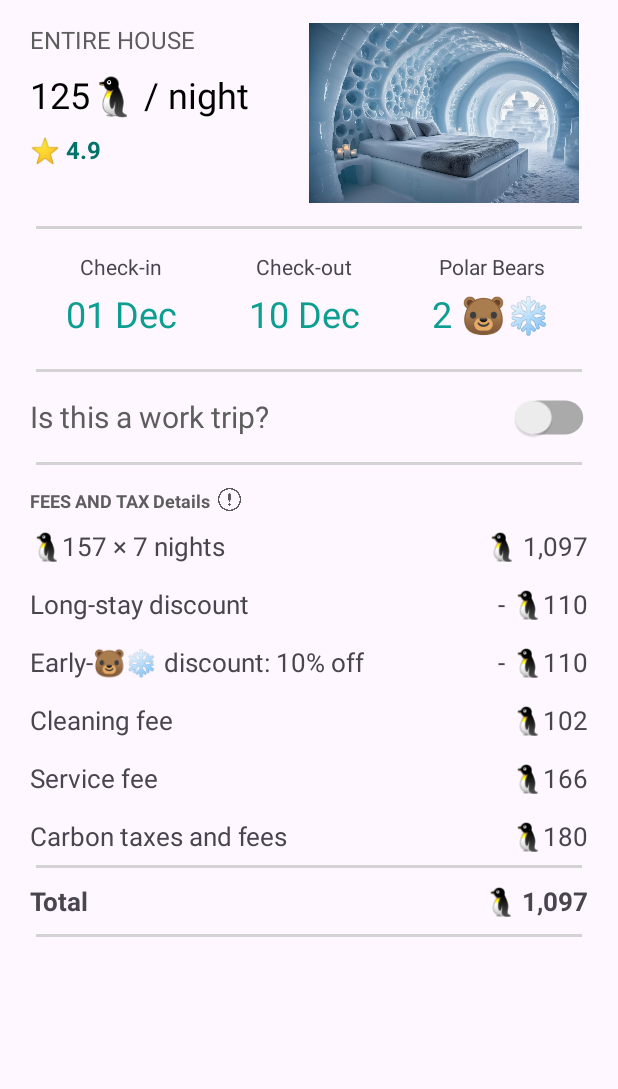
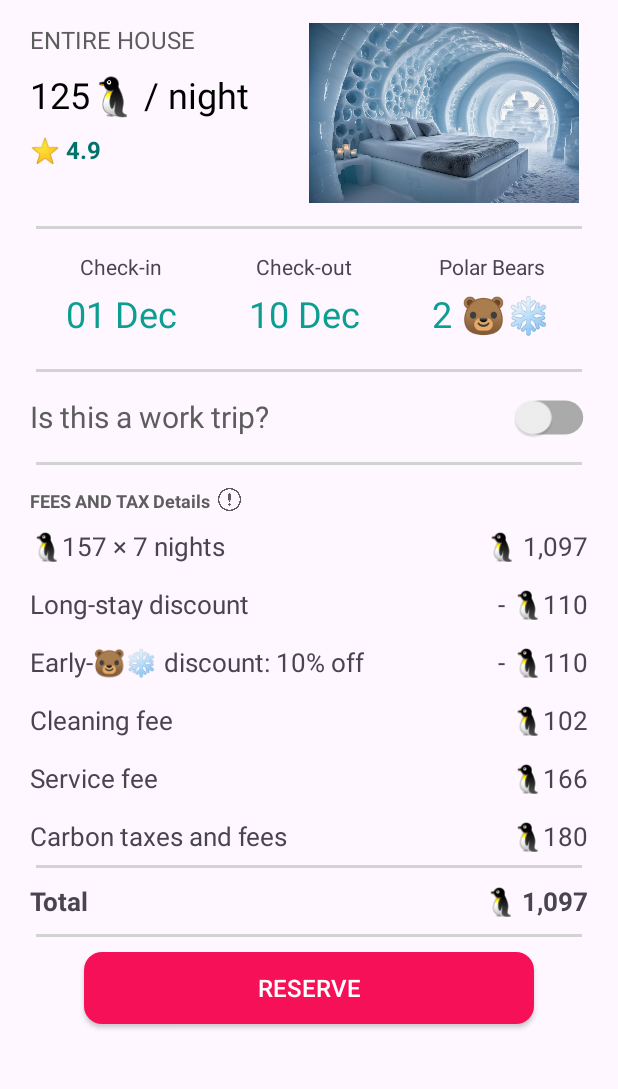
Before and after one commit to shigenogoro/and101_week03, an Android app: the screen it shows after launch (MainActivity), on a phone screen of 412 x 824 dp, the part 75-1164 px from its top. Run offline under Robolectric (Android 15) with nearby library versions, the phone set to English and light mode, and no system bars.

Commit message:
Custom Reserve Button

```diff
--- /dev/null
+++ b/app/src/main/res/drawable/custom_reserve_button.xml
@@ -0,0 +1,10 @@
+<?xml version="1.0" encoding="utf-8"?>
+<shape xmlns:android="http://schemas.android.com/apk/res/android">
+    <solid android:color="@color/airbnb_red_light" />
+    <corners android:radius="12dp" />
+    <padding
+        android:left="12dp"
+        android:top="8dp"
+        android:right="12dp"
+        android:bottom="8dp" />
+</shape>
--- a/app/src/main/res/layout/activity_main.xml
+++ b/app/src/main/res/layout/activity_main.xml
@@ -240,7 +240,8 @@
             android:orientation="horizontal"
             android:layout_gravity="center_vertical"
             app:layout_constraintStart_toStartOf="parent"
-            app:layout_constraintTop_toBottomOf="@id/division_line3">
+            app:layout_constraintTop_toBottomOf="@id/division_line3"
+            tools:ignore="UseCompoundDrawables">
 
             <TextView
                 android:id="@+id/price_title"
@@ -480,6 +481,20 @@
         app:layout_constraintStart_toStartOf="parent"
         app:layout_constraintTop_toBottomOf="@id/app_content" />
 
+    <!-- Custom Reserve Button -->
+    <androidx.appcompat.widget.AppCompatButton
+        android:id="@+id/reserve_button"
+        android:layout_width="300dp"
+        android:layout_height="wrap_content"
+        android:text="@string/reserve_button_text"
+        android:textColor="@color/white"
+        android:textSize="16sp"
+        android:background="@drawable/custom_reserve_button"
+        android:gravity="center"
+        android:layout_marginTop="10dp"
+        app:layout_constraintStart_toStartOf="parent"
+        app:layout_constraintEnd_toEndOf="parent"
+        app:layout_constraintTop_toBottomOf="@id/division_line5" />
 
 
 
--- a/app/src/main/res/values/colors.xml
+++ b/app/src/main/res/values/colors.xml
@@ -6,6 +6,7 @@
     <color name="medium_grey">#ABAAAA</color>
     <color name="dark_grey">#5D5D5D</color>
     <color name="airbnb_red">#7E0A30</color>
+    <color name="airbnb_red_light">#F61057</color>
     <color name="star_green">#01736B</color>
     <color name="info_green">#0C9E91</color>
 </resources>
--- a/app/src/main/res/values/strings.xml
+++ b/app/src/main/res/values/strings.xml
@@ -34,8 +34,10 @@
     <string name="carbon_taxes_fee_title">Carbon taxes and fees</string>
     <string name="carbon_taxes_fee_value">🐧180</string>
 
-<!--        Block 5: Total Price  -->
+<!--    Block 5: Total Price  -->
     <string name="total_price_title">Total</string>
     <string name="total_price_value">🐧1,097</string>
 
+<!--    Reserve Button-->
+    <string name="reserve_button_text">Reserve</string>
 </resources>
```
